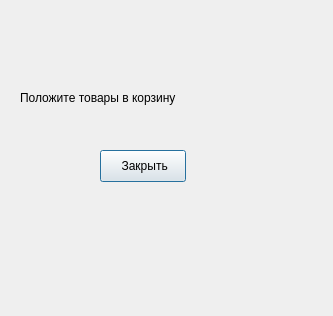
Qt form problems/sprint2/grocery/submission/additemsnotification.ui (rocksteady591/cpp-qt) before a commit.
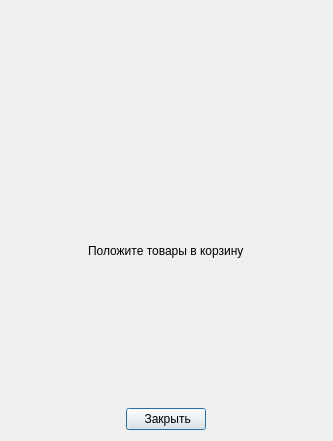
The same form after that commit.

What changed in the file:
```diff
--- a/problems/sprint2/grocery/submission/additemsnotification.ui
+++ b/problems/sprint2/grocery/submission/additemsnotification.ui
@@ -7,21 +7,31 @@
     <x>0</x>
     <y>0</y>
     <width>333</width>
-    <height>316</height>
+    <height>348</height>
    </rect>
   </property>
   <property name="windowTitle">
    <string>Ошибка</string>
   </property>
+  <layout class="QVBoxLayout" name="verticalLayout">
+   <item>
+    <spacer name="verticalSpacer">
+     <property name="orientation">
+      <enum>Qt::Orientation::Vertical</enum>
+     </property>
+     <property name="sizeType">
+      <enum>QSizePolicy::Policy::Fixed</enum>
+     </property>
+     <property name="sizeHint" stdset="0">
+      <size>
+       <width>20</width>
+       <height>233</height>
+      </size>
+     </property>
+    </spacer>
+   </item>
+   <item alignment="Qt::AlignmentFlag::AlignHCenter|Qt::AlignmentFlag::AlignVCenter">
   <widget class="QLabel" name="label">
-   <property name="geometry">
-    <rect>
-     <x>20</x>
-     <y>90</y>
-     <width>177</width>
-     <height>16</height>
-    </rect>
-   </property>
    <property name="sizePolicy">
     <sizepolicy hsizetype="Maximum" vsizetype="Preferred">
      <horstretch>0</horstretch>
@@ -32,15 +42,25 @@
     <string>Положите товары в корзину</string>
    </property>
   </widget>
+   </item>
+   <item>
+    <spacer name="verticalSpacer_2">
+     <property name="orientation">
+      <enum>Qt::Orientation::Vertical</enum>
+     </property>
+     <property name="sizeType">
+      <enum>QSizePolicy::Policy::Fixed</enum>
+     </property>
+     <property name="sizeHint" stdset="0">
+      <size>
+       <width>20</width>
+       <height>144</height>
+      </size>
+     </property>
+    </spacer>
+   </item>
+   <item alignment="Qt::AlignmentFlag::AlignHCenter">
   <widget class="QPushButton" name="pushButton">
-   <property name="geometry">
-    <rect>
-     <x>100</x>
-     <y>150</y>
-     <width>86</width>
-     <height>32</height>
-    </rect>
-   </property>
    <property name="sizePolicy">
     <sizepolicy hsizetype="Maximum" vsizetype="Fixed">
      <horstretch>0</horstretch>
@@ -51,6 +71,8 @@
     <string> Закрыть</string>
    </property>
   </widget>
+   </item>
+  </layout>
  </widget>
  <resources/>
  <connections>
```
Lines whose indentation alone changed are shown as unchanged.
